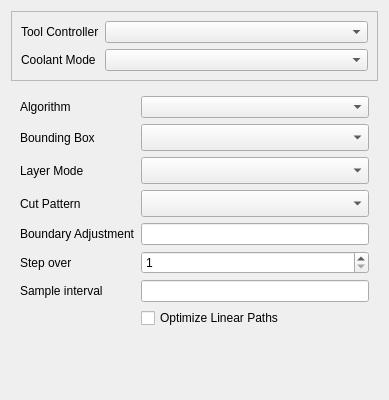
Above: src/Mod/CAM/Gui/Resources/panels/PageOpWaterlineEdit.ui from southseact-3d/fcd before the change. Below: the same form after it.
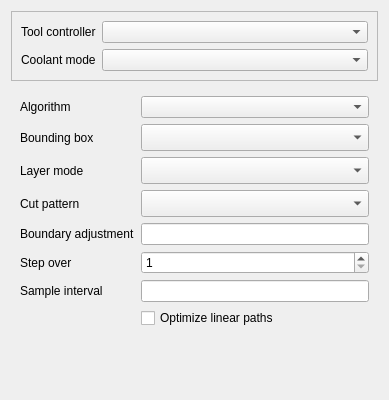
That is the form after the change. Custom widgets are drawn as their Qt base class.

Patch:
```diff
--- a/src/Mod/CAM/Gui/Resources/panels/PageOpWaterlineEdit.ui
+++ b/src/Mod/CAM/Gui/Resources/panels/PageOpWaterlineEdit.ui
@@ -26,7 +26,7 @@
       <item row="0" column="0">
        <widget class="QLabel" name="toolController_label">
         <property name="text">
-         <string>Tool Controller</string>
+         <string>Tool controller</string>
         </property>
        </widget>
       </item>
@@ -43,7 +43,7 @@
       <item row="1" column="0">
        <widget class="QLabel" name="coolantController_label">
         <property name="text">
-         <string>Coolant Mode</string>
+         <string>Coolant mode</string>
         </property>
        </widget>
       </item>
@@ -76,7 +76,7 @@
          </sizepolicy>
         </property>
         <property name="text">
-         <string>Bounding Box</string>
+         <string>Bounding box</string>
         </property>
        </widget>
       </item>
@@ -95,7 +95,7 @@
       <item row="2" column="0">
        <widget class="QLabel" name="layerMode_label">
         <property name="text">
-         <string>Layer Mode</string>
+         <string>Layer mode</string>
         </property>
        </widget>
       </item>
@@ -114,7 +114,7 @@
       <item row="3" column="0">
        <widget class="QLabel" name="cutPattern_label">
         <property name="text">
-         <string>Cut Pattern</string>
+         <string>Cut pattern</string>
         </property>
        </widget>
       </item>
@@ -139,7 +139,7 @@
          </sizepolicy>
         </property>
         <property name="text">
-         <string>Boundary Adjustment</string>
+         <string>Boundary adjustment</string>
         </property>
        </widget>
       </item>
@@ -204,7 +204,7 @@
          <string>Enable optimization of linear paths (co-linear points). Removes unnecessary co-linear points from G-code output.</string>
         </property>
         <property name="text">
-         <string>Optimize Linear Paths</string>
+         <string>Optimize linear paths</string>
         </property>
        </widget>
       </item>
```
Left out of the diff: 12 changed lines with no effect on the pictures.
